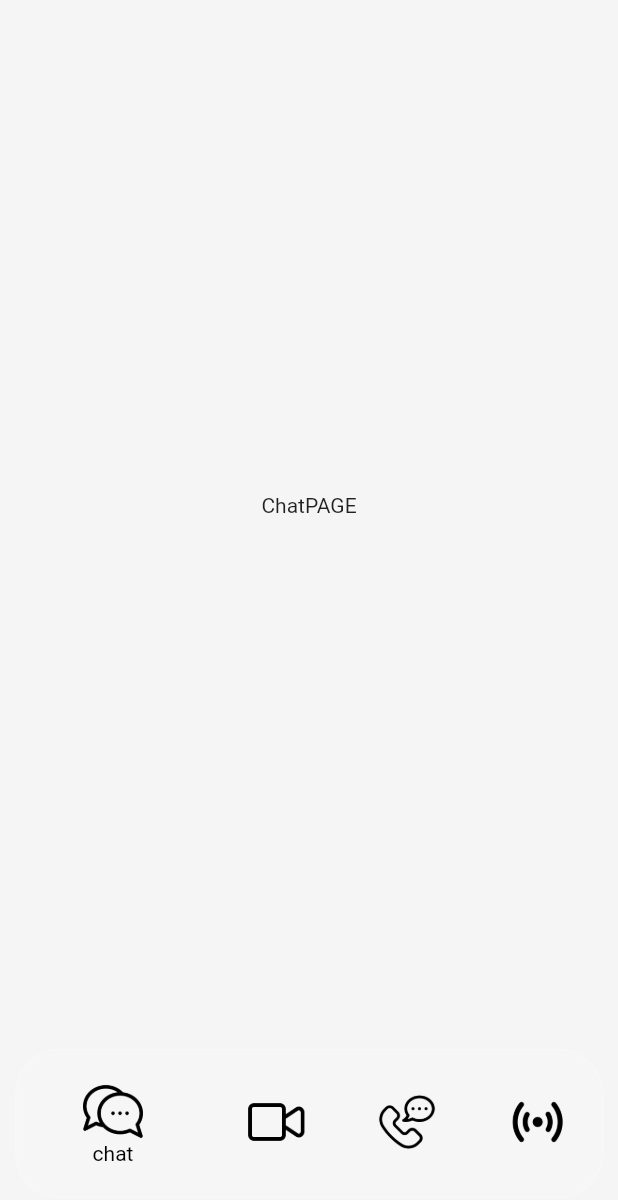
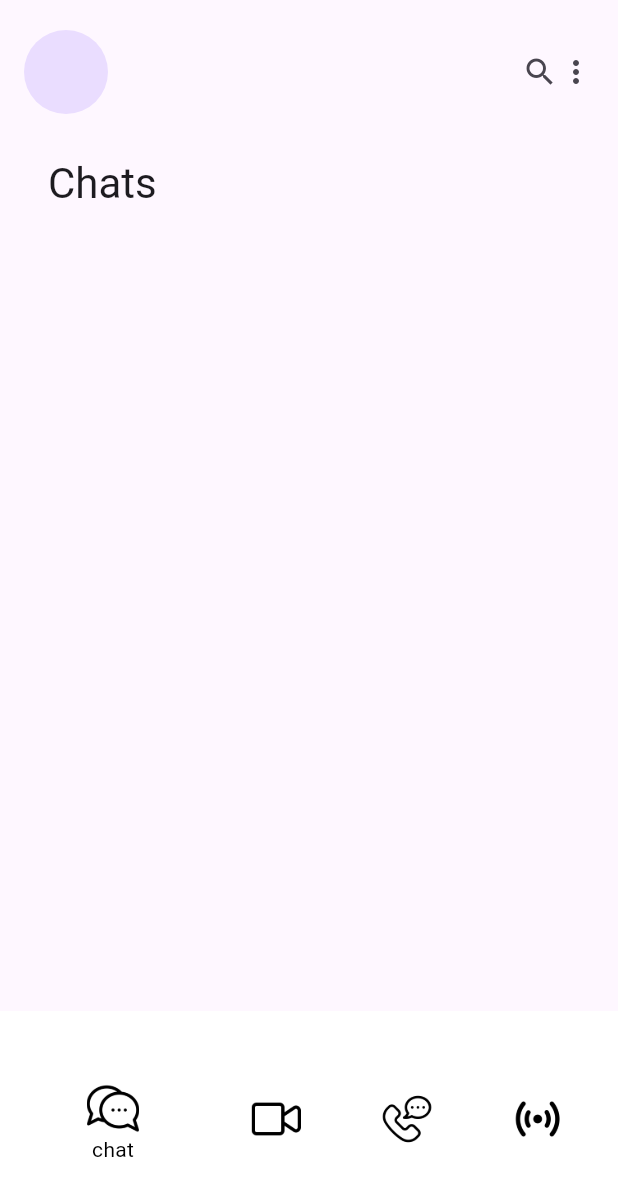
Before and after one commit to Tosin2289/Toster, a Flutter app: the screen it shows after launch, on a phone screen of 412 x 824 dp. Shown: the top 1200 px of the screen. Run offline on Flutter 3.47's test engine with Material 2 defaults, Android fonts, the light colour scheme and no system bars.

Commit message:
third commit

```diff
--- a/lib/componets/bottom_nav_bar.dart
+++ b/lib/componets/bottom_nav_bar.dart
@@ -50,28 +50,28 @@ class MyBottomNavBar extends StatelessWidget {
                           backgroundColor: Colors.transparent,
                           icon: Image.asset(
                             "assets/bubble-chat.png",
-                            height: 40,
+                            height: 35,
                           ),
                           label: 'chat'),
                       BottomNavigationBarItem(
                           backgroundColor: Colors.transparent,
                           icon: Image.asset(
                             "assets/video.png",
-                            height: 40,
+                            height: 35,
                           ),
                           label: 'Video Call'),
                       BottomNavigationBarItem(
                           backgroundColor: Colors.transparent,
                           icon: Image.asset(
                             "assets/voice-message.png",
-                            height: 40,
+                            height: 35,
                           ),
                           label: 'Voice Call'),
                       BottomNavigationBarItem(
                           backgroundColor: Colors.transparent,
                           icon: Image.asset(
                             "assets/radio.png",
-                            height: 40,
+                            height: 35,
                           ),
                           label: 'Stream'),
                     ]),
--- a/lib/main.dart
+++ b/lib/main.dart
@@ -13,7 +13,7 @@ class MyApp extends StatelessWidget {
     return MaterialApp(
       debugShowCheckedModeBanner: false,
       title: 'Flutter Demo',
-      theme: ThemeData(
+      theme: ThemeData(useMaterial3: true,
         primarySwatch: Colors.blue,
       ),
       home: const Homepage(),
--- a/lib/pages/chatpage.dart
+++ b/lib/pages/chatpage.dart
@@ -5,9 +5,20 @@ class ChatPage extends StatelessWidget {
 
   @override
   Widget build(BuildContext context) {
-    return Container(
-      child: Center(
-        child: Text("ChatPAGE"),
+    return Scaffold(
+      body: Padding(
+        padding: const EdgeInsets.all(16.0),
+        child: CustomScrollView(
+          slivers: [
+            SliverAppBar.large(
+              leading: const CircleAvatar(
+                radius: 100,
+              ),
+              title: const Text("Chats"),
+              actions: const [Icon(Icons.search), Icon(Icons.more_vert)],
+            )
+          ],
+        ),
       ),
     );
   }
--- a/lib/pages/homepage.dart
+++ b/lib/pages/homepage.dart
@@ -30,7 +30,7 @@ class _HomepageState extends State<Homepage> {
   @override
   Widget build(BuildContext context) {
     return Scaffold(
-        backgroundColor: Colors.grey[100],
+        backgroundColor: Colors.white,
         body: pages[currentindex],
         bottomNavigationBar: MyBottomNavBar(
           onTap: currentPage,
```
Also changed, not shown: lib/pages/streampage.dart (+11 -3 lines), lib/pages/videocall_page.dart (+11 -3 lines), lib/pages/voicecall_page.dart (+11 -3 lines).
